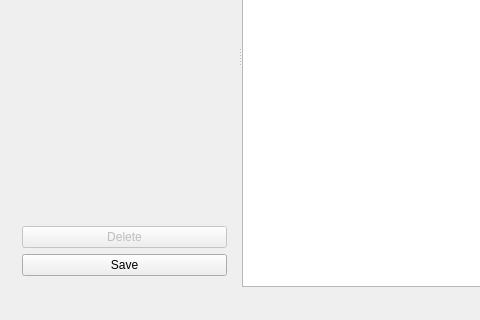
Before: the Qt Designer form mainwindow.ui in PLLUG-Community-C-Qt-Roadmap/CPPQT-2016-2-CafeMenuEditor, drawn with Qt 5; both pictures show x 0 to 480 and y 234 to 554 of the 823 by 554 pixel window.
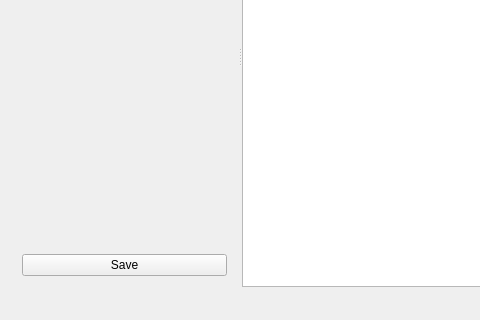
After: the same form once the commit is applied. Custom widgets are drawn as their Qt base class.

Commit message: Added LambdaVisitor class. Rewrited exitsing cafe menu editor code to use newer Cafe Menu core classes.

What changed in the file:
```diff
--- a/mainwindow.ui
+++ b/mainwindow.ui
@@ -28,16 +28,6 @@
         <item>
          <widget class="EditorDelegate" name="menuEditorDelegate" native="true"/>
         </item>
-        <item>
-         <widget class="QPushButton" name="deletePushButton">
-          <property name="enabled">
-           <bool>false</bool>
-          </property>
-          <property name="text">
-           <string>Delete</string>
-          </property>
-         </widget>
-        </item>
         <item>
          <widget class="QPushButton" name="savePushButton">
           <property name="text">
```
Left out of the diff: 2 changed lines with no effect on the pictures. The commit also changes 29 other files.
